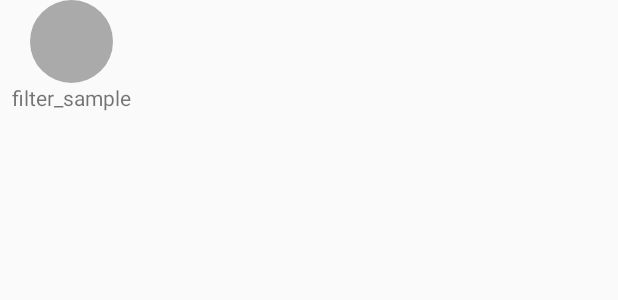
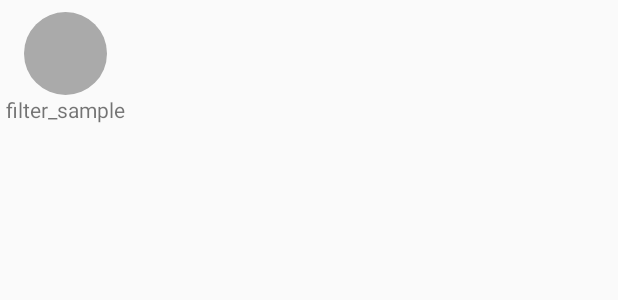
Before and after one commit to yudystriawan/MyArFace, an Android app: the layout item_filter.xml on its own in the app's theme, with its tools: preview values and no code run, on a phone screen of 412 x 824 dp. Shown: the top 300 px of the screen. Run offline under Robolectric (Android 15) with nearby library versions, the light colour scheme and no system bars.

Commit message:
add more face filter

```diff
--- a/app/build.gradle
+++ b/app/build.gradle
@@ -57,6 +57,12 @@ sceneform.asset('sampledata/models/canonical_face_mesh.fbx',
         'sampledata/models/canonical_face_mesh.sfa',
         'src/main/res/raw/canonical_face_mesh')
 
+
+sceneform.asset('sampledata/models/topi_1.fbx',
+        'default',
+        'sampledata/models/topi_1.sfa',
+        'src/main/res/raw/topi_1')
+
 sceneform.asset('sampledata/models/cat_sample.fbx',
         'default',
         'sampledata/models/cat_sample.sfa',
--- a/app/src/main/java/com/example/myarface/ar/AugmentedFacesActivity.java
+++ b/app/src/main/java/com/example/myarface/ar/AugmentedFacesActivity.java
@@ -244,6 +244,7 @@ public class AugmentedFacesActivity extends AppCompatActivity {
         arrayList.add(new Filter(0, "No Filter", null));
         arrayList.add(new Filter(R.raw.fox_face, "fox_sample", null));
         arrayList.add(new Filter(R.raw.cat_sample, "cat_sample", null));
+        arrayList.add(new Filter(R.raw.topi_1, "topi_sample", null));
         return arrayList;
     }
 
--- a/app/src/main/res/layout/item_filter.xml
+++ b/app/src/main/res/layout/item_filter.xml
@@ -5,8 +5,9 @@
     android:layout_width="wrap_content"
     android:layout_height="wrap_content"
     android:orientation="vertical"
-    android:paddingStart="8dp"
-    android:paddingEnd="8dp">
+    android:paddingStart="4dp"
+    android:paddingTop="8dp"
+    android:paddingEnd="4dp">
 
     <de.hdodenhof.circleimageview.CircleImageView
         android:id="@+id/img_item_photo"
```
Also changed, not shown: app/src/main/res/layout/activity_augmented_face.xml (+3 -4 lines), 4 other files.
